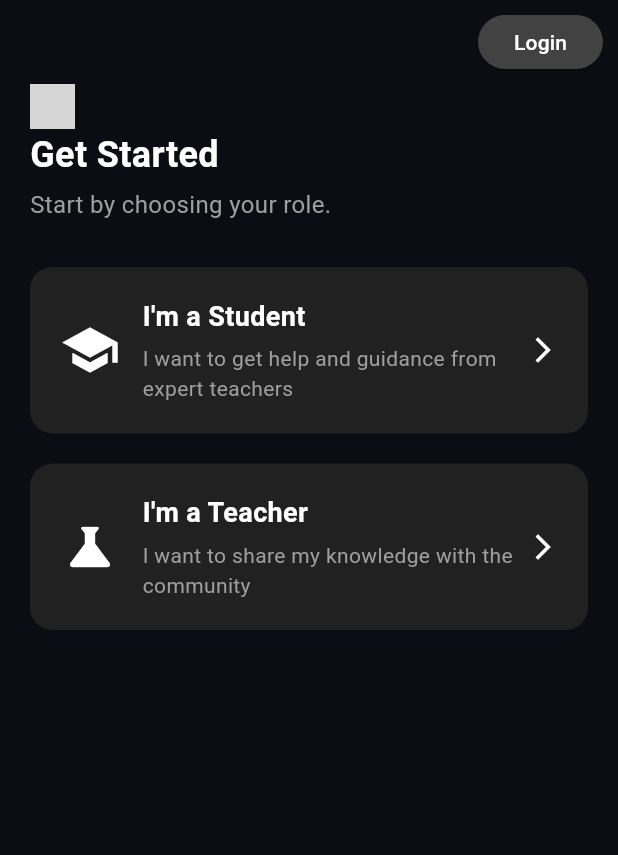
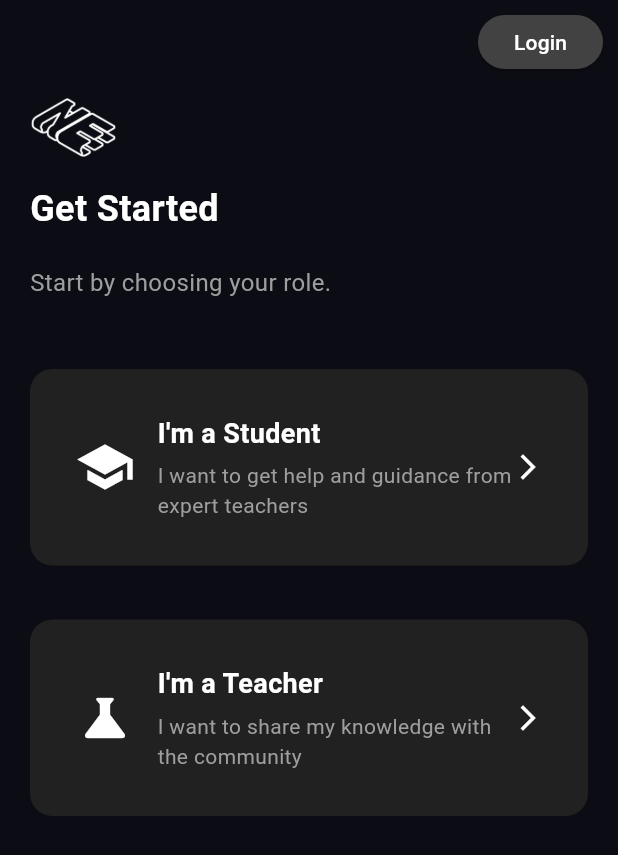
Before and after one commit to Kural002/nexed, a Flutter app: the screen it shows after launch, on a phone screen of 412 x 824 dp. Shown: the top 855 px of the screen. Run offline on Flutter 3.47's test engine with Material 3 defaults, Android fonts, the light colour scheme and no system bars; grey boxes are pictures that could not be loaded.

Commit message:
intro page

```diff
--- a/lib/Colors/app_colors.dart
+++ b/lib/Colors/app_colors.dart
@@ -2,7 +2,8 @@ import 'package:flutter/material.dart';
 
 class AppColors {
   static final primary = Color.fromRGBO(12, 13, 20, 1);
-  static final teritiory = Color.fromRGBO(248, 255, 193, 1);
+  static final secondary = Color.fromRGBO(32, 32, 40, 1);
+
   static final grey = Color.fromRGBO(213, 212, 212, 1);
   static final ashGray = Color.fromRGBO(129, 128, 126, 1);
   static final softRose = Color.fromRGBO(255, 219, 219, 0.5);
@@ -11,8 +12,4 @@ class AppColors {
   static final emeraldGreen = Color.fromRGBO(0, 182, 94, 1);
   static final cloudtGray = Color.fromRGBO(213, 212, 212, 1);
   static final pureWhite = Color.fromRGBO(255, 255, 255, 1);
-
-
-
-
 }
--- a/lib/pages/my_intropage.dart
+++ b/lib/pages/my_intropage.dart
@@ -32,11 +32,12 @@ class MyIntropage extends StatelessWidget {
         padding: const EdgeInsets.symmetric(horizontal: 20),
         child: Column(
           crossAxisAlignment: CrossAxisAlignment.start,
+          spacing: 8,
           children: [
             Image.asset(
-              "lib/Assets/ne.png",
-              height: 30,
-              width: 30,
+              "lib/Assets/images/ne.png",
+              height: 58,
+              width: 58,
             ),
             const Text(
               "Get Started",
@@ -78,14 +79,18 @@ class MyIntropage extends StatelessWidget {
     return GestureDetector(
       onTap: onTap,
       child: Container(
-        padding: const EdgeInsets.all(20),
+        padding: const EdgeInsets.symmetric(horizontal: 30, vertical: 30),
         decoration: BoxDecoration(
           color: Colors.grey[900],
           borderRadius: BorderRadius.circular(15),
         ),
         child: Row(
           children: [
-            Icon(icon, size: 40, color: Colors.white),
+            Icon(
+              icon,
+              size: 40,
+              color: Colors.white,
+            ),
             const SizedBox(width: 15),
             Expanded(
               child: Column(
```
